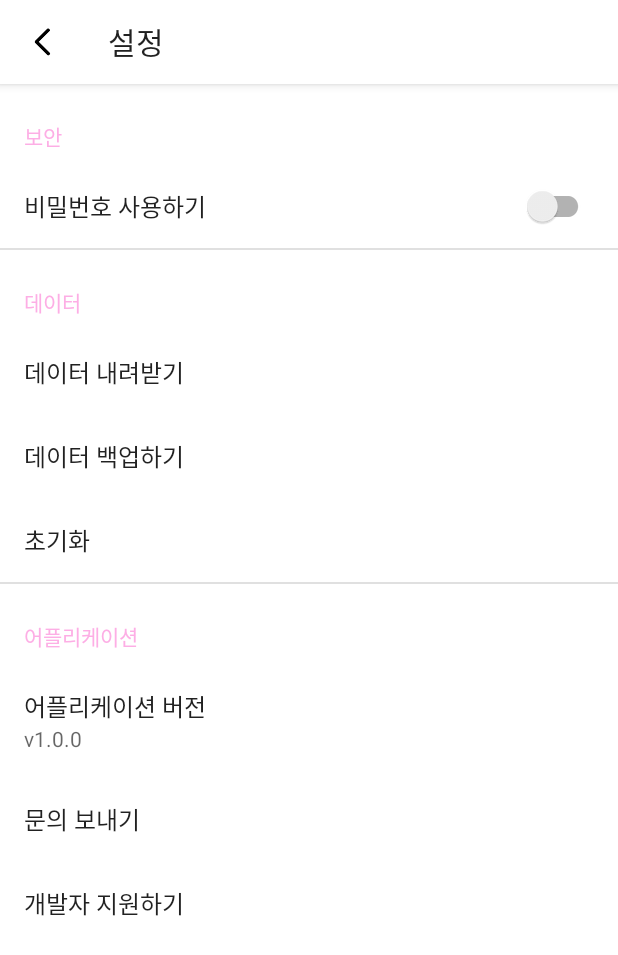
After one commit to onhyeon618/Day_Checker, an Android app: the SettingFragment screen opened directly, with no data from a screen before it, on a phone screen of 412 x 824 dp. The commit adds this screen. Shown: the top 955 px of the screen. Run offline under Robolectric (Android 15) with nearby library versions, the phone set to English and light mode, and no system bars; our stand-ins replace androidx.preference.

Commit message:
Set settings page, connect activities related in proper order
* Complete settings page xml file with Preferences
* Connect password reset option visibility with toggle action of password usage option
* Connect inquiry intent with send inquiry option

```diff
--- a/DayChecker/app/build.gradle
+++ b/DayChecker/app/build.gradle
@@ -39,5 +39,6 @@ dependencies {
     androidTestImplementation 'androidx.test.ext:junit:1.1.2'
     androidTestImplementation 'androidx.test.espresso:espresso-core:3.3.0'
     implementation 'com.google.android.material:material:1.3.0'
+    implementation "androidx.preference:preference-ktx:1.1.1"
 
 }
--- a/DayChecker/app/src/main/AndroidManifest.xml
+++ b/DayChecker/app/src/main/AndroidManifest.xml
@@ -33,6 +33,10 @@
             android:theme="@style/Theme.NoActionBar" >
         </activity>
 
+        <activity android:name=".InquiryActivity"
+            android:theme="@style/Theme.NoActionBar" >
+        </activity>
+
     </application>
 
 </manifest>
--- a/DayChecker/app/src/main/java/com/toyprojects/daychecker/InquiryActivity.kt
+++ b/DayChecker/app/src/main/java/com/toyprojects/daychecker/InquiryActivity.kt
@@ -3,12 +3,13 @@ package com.toyprojects.daychecker
 import android.os.Bundle
 import android.widget.Toast
 import androidx.appcompat.app.AppCompatActivity
+import com.toyprojects.daychecker.databinding.ActivityInquiryBinding
 import com.toyprojects.daychecker.databinding.ActivitySettingsBinding
 
 class InquiryActivity : AppCompatActivity() {
     override fun onCreate(savedInstanceState: Bundle?) {
         super.onCreate(savedInstanceState)
-        val binding = ActivitySettingsBinding.inflate(layoutInflater)
+        val binding = ActivityInquiryBinding.inflate(layoutInflater)
         setContentView(binding.root)
 
         var topAppBar = binding.toolbar
@@ -16,8 +17,8 @@ class InquiryActivity : AppCompatActivity() {
         topAppBar.setTitle(R.string.inquiries)
 
         topAppBar.setNavigationOnClickListener {
-            Toast.makeText(this, "Back pressed", Toast.LENGTH_SHORT).show()
-            // finish()
+            // 이후 작성 내용 있으면 Alert 띄우도록 수정 필요
+             finish()
         }
     }
 }
--- /dev/null
+++ b/DayChecker/app/src/main/java/com/toyprojects/daychecker/SettingFragment.kt
@@ -0,0 +1,29 @@
+import android.os.Bundle
+import androidx.preference.Preference
+import androidx.preference.PreferenceFragmentCompat
+import androidx.preference.SwitchPreferenceCompat
+import com.toyprojects.daychecker.R
+
+class SettingFragment: PreferenceFragmentCompat() {
+    override fun onCreatePreferences(savedInstanceState: Bundle?, rootKey: String?) {
+        addPreferencesFromResource(R.xml.preferences)
+
+        val pwdUsagePreference: SwitchPreferenceCompat? = findPreference("password_usage")
+        val pwdResetPreference: Preference? = findPreference("reset_password")
+
+        // if "비밀번호 사용하기" option was checked, show "비밀번호 변경하기" option; if not don't
+        if (pwdUsagePreference != null) {
+            pwdResetPreference?.isVisible = pwdUsagePreference.isChecked
+        }
+
+        // set ChangeListener on the switch of "비밀번호 사용하기" option
+        pwdUsagePreference?.onPreferenceChangeListener=object :Preference.OnPreferenceChangeListener {
+            override fun onPreferenceChange(preference: Preference?, newValue: Any?): Boolean {
+                val enabled = newValue == true
+                // set visibility of "비밀번호 변경하기" option accordingly
+                pwdResetPreference?.isVisible = enabled
+                return true
+            }
+        }
+    }
+}
--- a/DayChecker/app/src/main/res/layout/activity_inquiry.xml
+++ b/DayChecker/app/src/main/res/layout/activity_inquiry.xml
@@ -2,8 +2,7 @@
 <androidx.constraintlayout.widget.ConstraintLayout xmlns:android="http://schemas.android.com/apk/res/android"
     xmlns:tools="http://schemas.android.com/tools"
     android:layout_width="match_parent"
-    android:layout_height="match_parent"
-    xmlns:app="http://schemas.android.com/apk/res-auto">
+    android:layout_height="match_parent" >
 
     <com.google.android.material.appbar.AppBarLayout
         android:layout_width="match_parent"
@@ -16,17 +15,7 @@
         <androidx.appcompat.widget.Toolbar
             android:id="@+id/toolbar"
             android:layout_width="match_parent"
-            android:layout_height="?attr/actionBarSize" >
-
-            <ImageView
-                android:id="@+id/logo"
-                android:layout_width="wrap_content"
-                android:layout_height="wrap_content"
-                android:layout_margin="10dp"
-                android:layout_gravity="center"
-                app:srcCompat="@drawable/app_title" />
-
-        </androidx.appcompat.widget.Toolbar>
+            android:layout_height="?attr/actionBarSize" />
 
     </com.google.android.material.appbar.AppBarLayout>
 
--- a/DayChecker/app/src/main/res/layout/activity_settings.xml
+++ b/DayChecker/app/src/main/res/layout/activity_settings.xml
@@ -6,12 +6,13 @@
     xmlns:tools="http://schemas.android.com/tools">
 
     <com.google.android.material.appbar.AppBarLayout
+        android:id="@+id/appBarLayout"
         android:layout_width="match_parent"
         android:layout_height="wrap_content"
-        tools:ignore="MissingConstraints"
+        android:elevation="1dp"
         android:fitsSystemWindows="true"
         android:theme="@style/Theme.MainActionBar"
-        android:elevation="1dp">
+        tools:ignore="MissingConstraints">
 
         <androidx.appcompat.widget.Toolbar
             android:id="@+id/toolbar"
@@ -20,4 +21,14 @@
 
     </com.google.android.material.appbar.AppBarLayout>
 
+    <fragment
+        android:id="@+id/settingFragment"
+        android:name="SettingFragment"
+        android:layout_width="0dp"
+        android:layout_height="0dp"
+        app:layout_constraintBottom_toBottomOf="parent"
+        app:layout_constraintEnd_toEndOf="parent"
+        app:layout_constraintStart_toStartOf="parent"
+        app:layout_constraintTop_toBottomOf="@+id/appBarLayout" />
+
 </androidx.constraintlayout.widget.ConstraintLayout>
--- /dev/null
+++ b/DayChecker/app/src/main/res/xml/preferences.xml
@@ -0,0 +1,74 @@
+<?xml version="1.0" encoding="utf-8"?>
+<PreferenceScreen
+    xmlns:android="http://schemas.android.com/apk/res/android"
+    xmlns:app="http://schemas.android.com/apk/res-auto">
+
+    <PreferenceCategory
+        app:key="password_category"
+        app:title="보안"
+        app:iconSpaceReserved="false">
+
+        <SwitchPreferenceCompat
+            app:key="password_usage"
+            app:title="비밀번호 사용하기"
+            app:iconSpaceReserved="false" />
+
+        <Preference
+            app:key="reset_password"
+            app:title="비밀번호 변경하기"
+            app:isPreferenceVisible="false"
+            app:iconSpaceReserved="false" />
+
+    </PreferenceCategory>
+
+    <PreferenceCategory
+        app:key="data_category"
+        app:title="데이터"
+        app:iconSpaceReserved="false">
+
+        <Preference
+            app:key="import_data"
+            app:title="데이터 내려받기"
+            app:iconSpaceReserved="false" />
+
+        <Preference
+            app:key="export_data"
+            app:title="데이터 백업하기"
+            app:iconSpaceReserved="false" />
+
+        <Preference
+            app:key="reset_data"
+            app:title="초기화"
+            app:iconSpaceReserved="false" />
+
+    </PreferenceCategory>
+
+    <PreferenceCategory
+        app:key="developer_category"
+        app:title="어플리케이션"
+        app:iconSpaceReserved="false">
+
+        <Preference
+            app:key="app_version"
+            app:title="어플리케이션 버전"
+            app:summary="v1.0.0"
+            app:iconSpaceReserved="false" />
+
+        <Preference
+            app:key="send_inquiry"
+            app:title="문의 보내기"
+            app:iconSpaceReserved="false" >
+
+            <intent
+                android:targetPackage="com.toyprojects.daychecker"
+                android:targetClass="com.toyprojects.daychecker.InquiryActivity"/>
+        </Preference>
+
+        <Preference
+            app:key="support_developer"
+            app:title="개발자 지원하기"
+            app:iconSpaceReserved="false" />
+
+    </PreferenceCategory>
+
+</PreferenceScreen>
```
